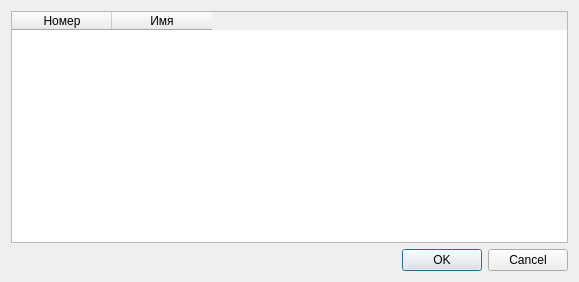
The window that ui/logselectdialog.ui (snip89/wsnsim-postprocessor) describes before a commit, drawn with Qt 5.
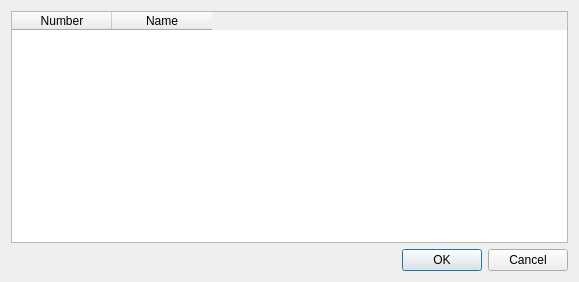
The same window after the commit.

Diff of the .ui file:
```diff
--- a/ui/logselectdialog.ui
+++ b/ui/logselectdialog.ui
@@ -32,7 +32,7 @@
        </attribute>
        <column>
         <property name="text">
-         <string>Номер</string>
+         <string>Number</string>
         </property>
         <property name="textAlignment">
          <set>AlignHCenter|AlignVCenter|AlignCenter</set>
@@ -40,7 +40,7 @@
        </column>
        <column>
         <property name="text">
-         <string>Имя</string>
+         <string>Name</string>
         </property>
         <property name="textAlignment">
          <set>AlignHCenter|AlignVCenter|AlignCenter</set>
```
Left out of the diff: 2 changed lines with no effect on the pictures.
